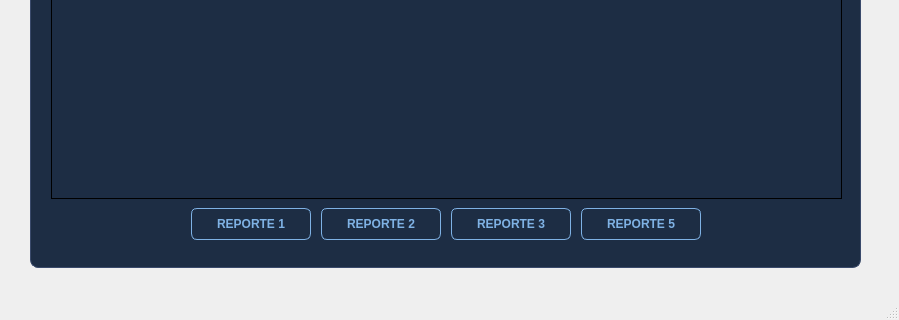
Old version of the form FASE3/mainwindow.ui in the repository SABANd5/EDD_2S2026_PY_202303371; both pictures show x 0 to 899 and y 263 to 583 of the 899 by 583 pixel window.
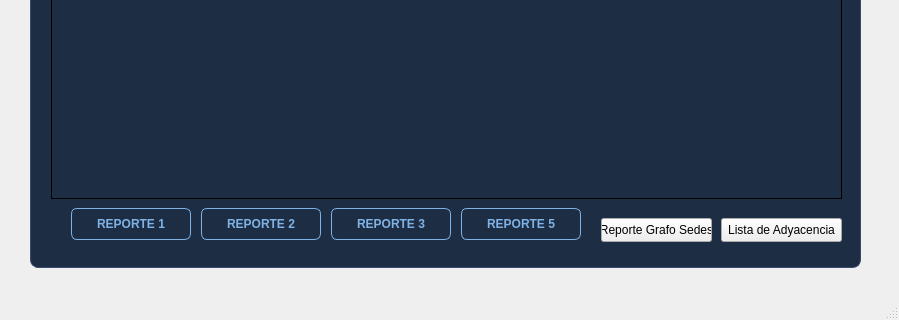
New version of the form. The open tabs and pages were chosen to show the change.

Diff of the .ui file:
```diff
--- a/FASE3/mainwindow.ui
+++ b/FASE3/mainwindow.ui
@@ -3933,7 +3933,7 @@
        <widget class="QPushButton" name="btnReporteAVL">
         <property name="geometry">
          <rect>
-          <x>290</x>
+          <x>170</x>
           <y>370</y>
           <width>120</width>
           <height>32</height>
@@ -3966,7 +3966,7 @@
        <widget class="QPushButton" name="btnReporteArbolB">
         <property name="geometry">
          <rect>
-          <x>420</x>
+          <x>300</x>
           <y>370</y>
           <width>120</width>
           <height>32</height>
@@ -3999,7 +3999,7 @@
        <widget class="QPushButton" name="btnVerRepCartelera">
         <property name="geometry">
          <rect>
-          <x>160</x>
+          <x>40</x>
           <y>370</y>
           <width>120</width>
           <height>32</height>
@@ -4032,7 +4032,7 @@
        <widget class="QPushButton" name="btnReporteMatrizDispersa">
         <property name="geometry">
          <rect>
-          <x>550</x>
+          <x>430</x>
           <y>370</y>
           <width>120</width>
           <height>32</height>
@@ -4062,6 +4062,32 @@
          <string>REPORTE 5</string>
         </property>
        </widget>
+       <widget class="QPushButton" name="btnReporteGrafo">
+        <property name="geometry">
+         <rect>
+          <x>570</x>
+          <y>380</y>
+          <width>111</width>
+          <height>24</height>
+         </rect>
+        </property>
+        <property name="text">
+         <string>Reporte Grafo Sedes</string>
+        </property>
+       </widget>
+       <widget class="QPushButton" name="btnReporteAdyacencia">
+        <property name="geometry">
+         <rect>
+          <x>690</x>
+          <y>380</y>
+          <width>121</width>
+          <height>24</height>
+         </rect>
+        </property>
+        <property name="text">
+         <string>Lista de Adyacencia</string>
+        </property>
+       </widget>
       </widget>
       <widget class="QWidget" name="tab_15">
        <attribute name="title">
```
Left out of the diff: 2 changed lines with no effect on the pictures.
